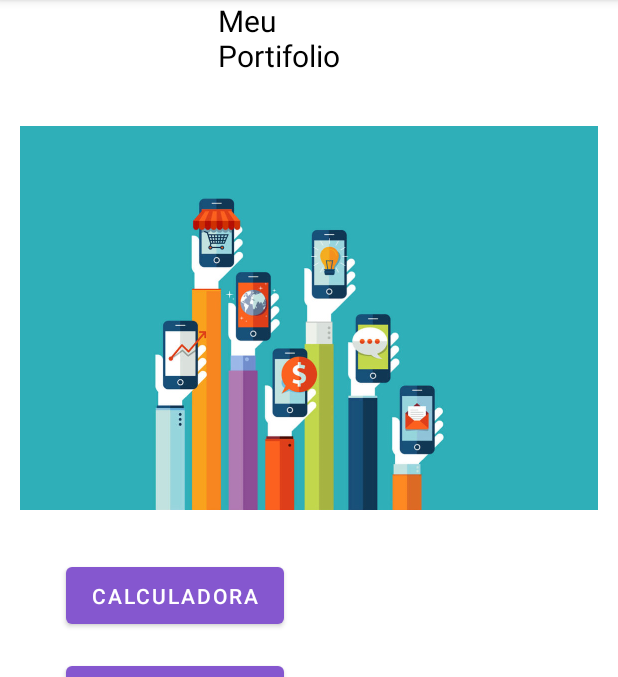
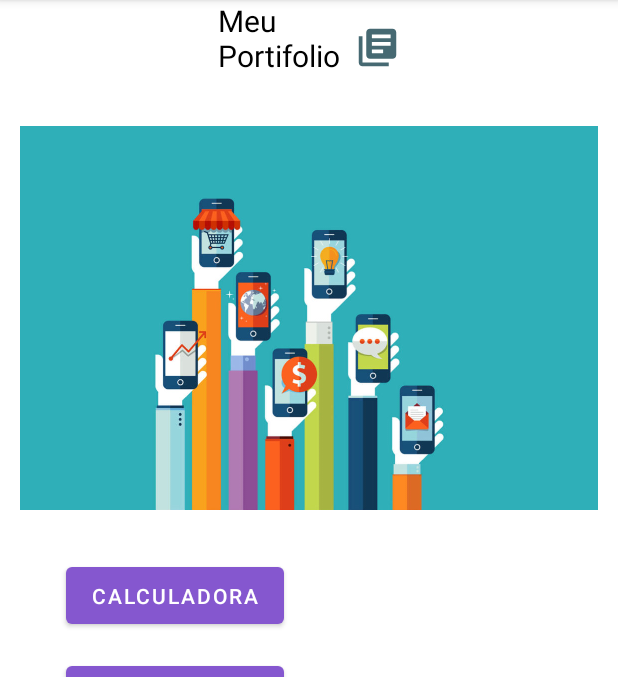
Before and after one commit to BavarescoRicardo/AulaExpositivaSenai, an Android app: the screen it shows after launch (PrincipalActivity), on a phone screen of 412 x 824 dp, the part 84-761 px from its top. Run offline under Robolectric (Android 15) with nearby library versions, the phone set to English and light mode, and no system bars.

Commit message:
adicionado icone ao res e em seguida ao lado do texto

```diff
--- /dev/null
+++ b/app/src/main/res/drawable/ic_livros.xml
@@ -0,0 +1,5 @@
+<vector android:alpha="0.85" android:height="30dp"
+    android:tint="#254E58" android:viewportHeight="24"
+    android:viewportWidth="24" android:width="30dp" xmlns:android="http://schemas.android.com/apk/res/android">
+    <path android:fillColor="@android:color/white" android:pathData="M4,6L2,6v14c0,1.1 0.9,2 2,2h14v-2L4,20L4,6zM20,2L8,2c-1.1,0 -2,0.9 -2,2v12c0,1.1 0.9,2 2,2h12c1.1,0 2,-0.9 2,-2L22,4c0,-1.1 -0.9,-2 -2,-2zM19,11L9,11L9,9h10v2zM15,15L9,15v-2h6v2zM19,7L9,7L9,5h10v2z"/>
+</vector>
--- a/app/src/main/res/layout/activity_principal.xml
+++ b/app/src/main/res/layout/activity_principal.xml
@@ -46,6 +46,7 @@
         android:id="@+id/textView4"
         android:layout_width="121dp"
         android:layout_height="64dp"
+        android:drawableRight="@drawable/ic_livros"
         android:text="Meu Portifolio"
         android:textColor="@color/black"
         android:textSize="20sp"
```
